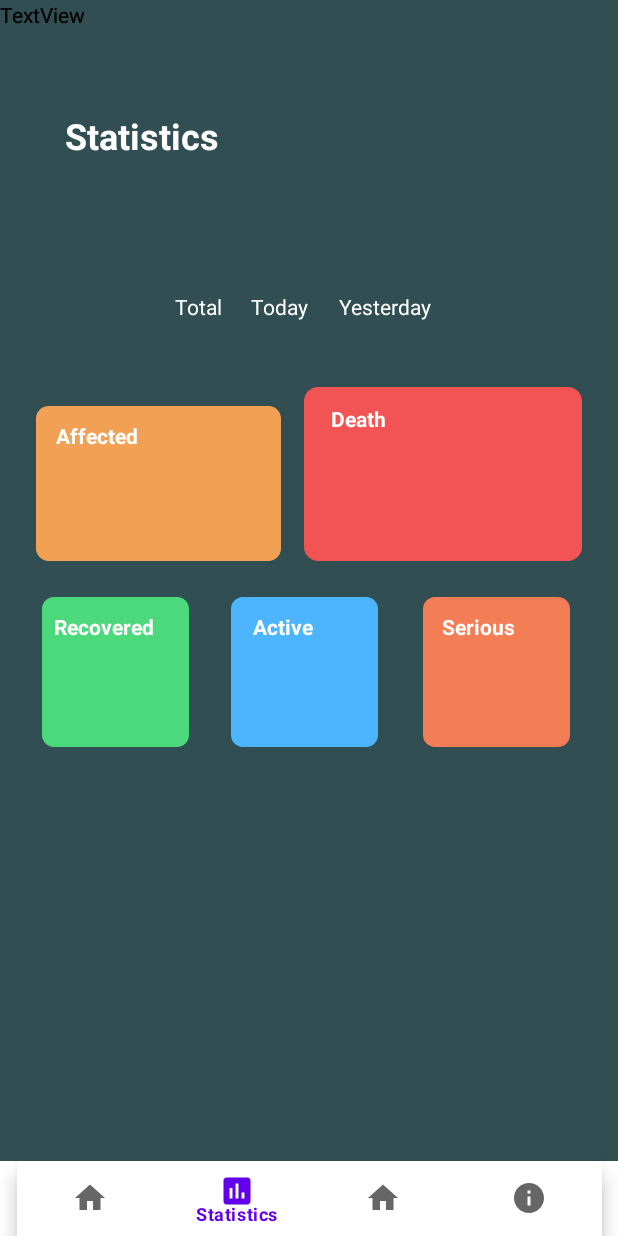
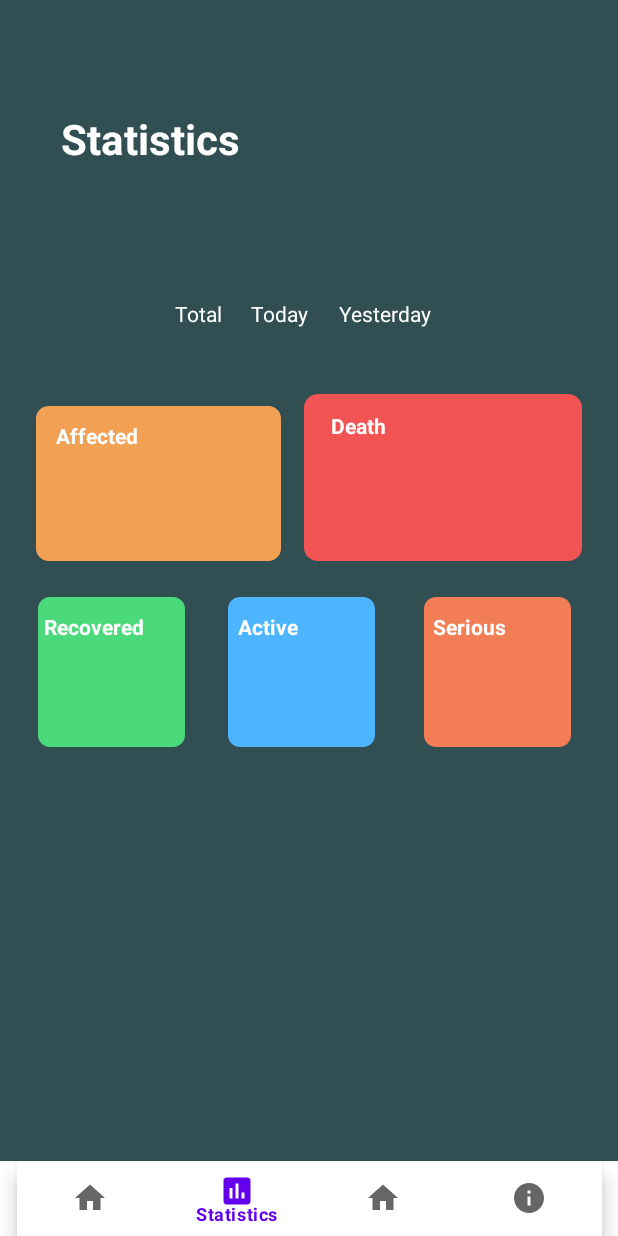
Before and after one commit to sidpug/COVIDAnalyzer, an Android app: the StatisticsFragment screen opened through its navigation route, on a phone screen of 412 x 824 dp. Run offline under Robolectric (Android 15) with nearby library versions, the phone set to English and light mode, and no system bars; our stand-ins replace navigation-ui.

Commit message:
Initial Commit

```diff
--- a/app/src/main/res/layout/fragment_statistics.xml
+++ b/app/src/main/res/layout/fragment_statistics.xml
@@ -11,9 +11,9 @@
         android:id="@+id/textView"
         android:layout_width="wrap_content"
         android:layout_height="wrap_content"
-        android:text="@string/statistics"
+        android:text="@string/title_statistics"
         android:textColor="@color/white"
-        android:textSize="24sp"
+        android:textSize="28sp"
         android:textStyle="bold"
         app:layout_constraintBottom_toBottomOf="parent"
         app:layout_constraintEnd_toEndOf="parent"
@@ -101,7 +101,7 @@
         android:layout_marginTop="24dp"
         android:background="@drawable/stat_rectangle_3"
         app:layout_constraintEnd_toEndOf="parent"
-        app:layout_constraintHorizontal_bias="0.089"
+        app:layout_constraintHorizontal_bias="0.081"
         app:layout_constraintStart_toStartOf="parent"
         app:layout_constraintTop_toBottomOf="@+id/view2" />
 
@@ -124,7 +124,7 @@
         android:background="@drawable/stat_rectangle_5"
         app:layout_constraintBottom_toBottomOf="parent"
         app:layout_constraintEnd_toEndOf="parent"
-        app:layout_constraintHorizontal_bias="0.489"
+        app:layout_constraintHorizontal_bias="0.51"
         app:layout_constraintStart_toEndOf="@+id/view4"
         app:layout_constraintTop_toBottomOf="@+id/view2"
         app:layout_constraintVertical_bias="0.0" />
@@ -166,10 +166,10 @@
         android:textStyle="bold"
         app:layout_constraintBottom_toBottomOf="@+id/view3"
         app:layout_constraintEnd_toEndOf="@+id/view3"
-        app:layout_constraintHorizontal_bias="0.25"
+        app:layout_constraintHorizontal_bias="0.12"
         app:layout_constraintStart_toStartOf="@+id/view3"
         app:layout_constraintTop_toTopOf="@+id/view3"
-        app:layout_constraintVertical_bias="0.123" />
+        app:layout_constraintVertical_bias="0.12" />
 
     <TextView
         android:id="@+id/textView10"
@@ -180,10 +180,10 @@
         android:textStyle="bold"
         app:layout_constraintBottom_toBottomOf="@+id/view4"
         app:layout_constraintEnd_toEndOf="@+id/view4"
-        app:layout_constraintHorizontal_bias="0.25"
+        app:layout_constraintHorizontal_bias="0.12"
         app:layout_constraintStart_toStartOf="@+id/view4"
         app:layout_constraintTop_toTopOf="@+id/view4"
-        app:layout_constraintVertical_bias="0.120000005" />
+        app:layout_constraintVertical_bias="0.12" />
 
     <TextView
         android:id="@+id/textView11"
@@ -194,10 +194,10 @@
         android:textStyle="bold"
         app:layout_constraintBottom_toBottomOf="@+id/view5"
         app:layout_constraintEnd_toEndOf="@+id/view5"
-        app:layout_constraintHorizontal_bias="0.25"
+        app:layout_constraintHorizontal_bias="0.12"
         app:layout_constraintStart_toStartOf="@+id/view5"
         app:layout_constraintTop_toTopOf="@+id/view5"
-        app:layout_constraintVertical_bias="0.120000005" />
+        app:layout_constraintVertical_bias="0.12" />
 
     <TextView
         android:id="@+id/textView12"
@@ -209,37 +209,50 @@
         app:layout_constraintStart_toStartOf="@+id/view2"
         app:layout_constraintTop_toBottomOf="@+id/textView7"
         app:layout_constraintVertical_bias="0.49"
-        tools:text="123456" />
+        tools:text="123456789" />
 
     <TextView
         android:id="@+id/textView13"
         android:layout_width="wrap_content"
         android:layout_height="wrap_content"
-        android:text="TextView"
-        tools:layout_editor_absoluteX="240dp"
-        tools:layout_editor_absoluteY="309dp" />
+        app:layout_constraintBottom_toBottomOf="@+id/view6"
+        app:layout_constraintEnd_toEndOf="@+id/view6"
+        app:layout_constraintHorizontal_bias="0.12"
+        app:layout_constraintStart_toStartOf="@+id/view6"
+        app:layout_constraintTop_toBottomOf="@+id/textView8"
+        app:layout_constraintVertical_bias="0.49"
+        tools:text="123456789" />
 
     <TextView
         android:id="@+id/textView14"
         android:layout_width="wrap_content"
         android:layout_height="wrap_content"
-        android:text="TextView"
-        tools:layout_editor_absoluteX="44dp"
-        tools:layout_editor_absoluteY="436dp" />
+        app:layout_constraintBottom_toBottomOf="@+id/view3"
+        app:layout_constraintEnd_toEndOf="@+id/view3"
+        app:layout_constraintHorizontal_bias="0.153"
+        app:layout_constraintStart_toStartOf="@+id/view3"
+        app:layout_constraintTop_toBottomOf="@+id/textView9"
+        tools:text="123456789" />
 
     <TextView
         android:id="@+id/textView15"
         android:layout_width="wrap_content"
         android:layout_height="wrap_content"
-        android:text="TextView"
-        tools:layout_editor_absoluteX="166dp"
-        tools:layout_editor_absoluteY="445dp" />
+        app:layout_constraintBottom_toBottomOf="@+id/view4"
+        app:layout_constraintEnd_toEndOf="@+id/view4"
+        app:layout_constraintHorizontal_bias="0.269"
+        app:layout_constraintStart_toStartOf="@+id/view4"
+        app:layout_constraintTop_toBottomOf="@+id/textView10"
+        tools:text="123456789" />
 
     <TextView
         android:id="@+id/textView16"
         android:layout_width="wrap_content"
         android:layout_height="wrap_content"
-        android:text="TextView"
-        tools:layout_editor_absoluteX="284dp"
-        tools:layout_editor_absoluteY="441dp" />
+        app:layout_constraintBottom_toBottomOf="@+id/view5"
+        app:layout_constraintEnd_toEndOf="@+id/view5"
+        app:layout_constraintHorizontal_bias="0.23"
+        app:layout_constraintStart_toStartOf="@+id/view5"
+        app:layout_constraintTop_toBottomOf="@+id/textView11"
+        tools:text="123456789" />
 </androidx.constraintlayout.widget.ConstraintLayout>
--- a/app/src/main/res/values/strings.xml
+++ b/app/src/main/res/values/strings.xml
@@ -12,7 +12,6 @@
     <string name="Women_bottom">A Woman image with haind raised towards aid</string>
     <string name="do_your_own_test">Do your own test?</string>
     <string name="follow_the_instructions_to_do_your_own_test">Follow the instructions to do your own test.</string>
-    <string name="statistics">Statistics</string>
     <string name="methods_of_prevention">Methods Of Prevention</string>
     <string name="total">Total</string>
     <string name="today">Today</string>
```
